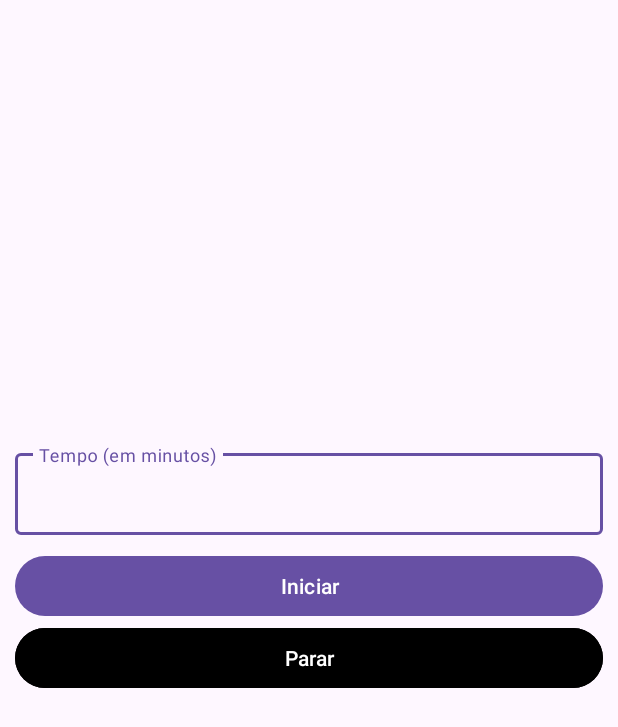
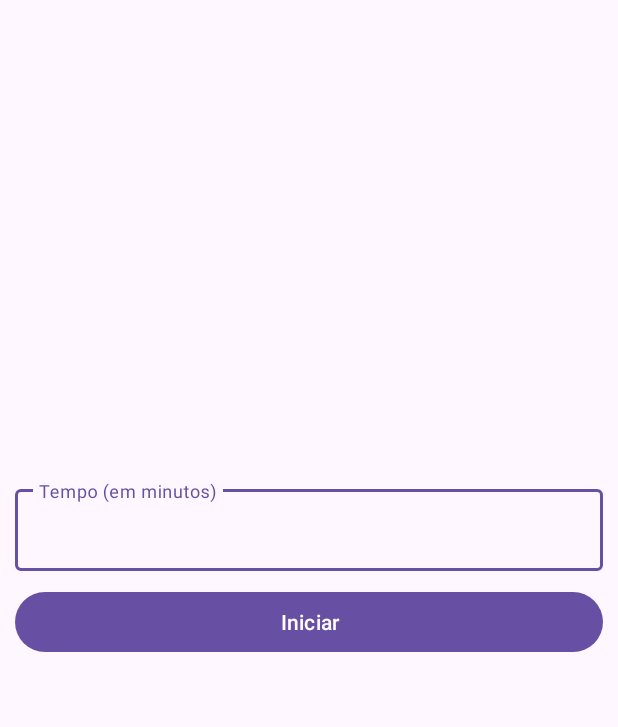
Before and after one commit to brunozupp/TimerKotlin, an Android app: the screen it shows after launch (MainActivity), on a phone screen of 412 x 824 dp. Shown: the top 727 px of the screen. Run offline under Robolectric (Android 15) with nearby library versions, the phone set to English and light mode, and no system bars.

Commit message:
Adicionado lógica aprimorada para: Start, Pause, Redo and Remove

```diff
--- a/app/src/main/java/com/example/timerkotlin/MainActivity.kt
+++ b/app/src/main/java/com/example/timerkotlin/MainActivity.kt
@@ -3,6 +3,7 @@ package com.example.timerkotlin
 import androidx.appcompat.app.AppCompatActivity
 import android.os.Bundle
 import android.os.CountDownTimer
+import android.view.View
 import android.widget.Button
 import android.widget.EditText
 import android.widget.TextView
@@ -12,23 +13,62 @@ class MainActivity : AppCompatActivity() {
 
     private var timer: CountDownTimer? = null
 
+    private lateinit var editText: EditText
+    private lateinit var result: TextView
+    private lateinit var buttonStart: Button
+    private lateinit var buttonStop: Button
+    private lateinit var buttonRedo: Button
+    private lateinit var buttonRemove: Button
+
+    private var milliseconds: Long? = null
+
     override fun onCreate(savedInstanceState: Bundle?) {
         super.onCreate(savedInstanceState)
         setContentView(R.layout.activity_main)
 
-        val editText: EditText = findViewById(R.id.edit_value)
-        val buttonStart: Button = findViewById(R.id.btn_start)
-        val buttonStop: Button = findViewById(R.id.btn_stop)
-        val result: TextView = findViewById(R.id.txt_result)
+        editText = findViewById(R.id.edit_value)
+        result = findViewById(R.id.txt_result)
+        buttonStart = findViewById(R.id.btn_start)
+        buttonStop = findViewById(R.id.btn_stop)
+        buttonRedo = findViewById(R.id.btn_redo)
+        buttonRemove = findViewById(R.id.btn_remove)
 
         buttonStart.setOnClickListener {
+            onTapStart()
+        }
 
+        buttonStop.setOnClickListener {
+            onTapStop()
+        }
+
+        buttonRedo.setOnClickListener {
+            onTapRedo()
+        }
+
+        buttonRemove.setOnClickListener {
+            onTapRemove()
+        }
+    }
+
+    // Hide Start Button
+    // Hide Redo Button
+    // Show Stop Button
+    // Show Remove Button
+    private fun onTapStart() {
         try {
             val number = editText.text.toString().toLong()
 
+            val millisecondsTimer = (if(milliseconds != null) milliseconds else number * 60 * 1000)!!
+
+            if(milliseconds == null) {
+                milliseconds = millisecondsTimer
+            }
+
+            // millisInFuture = o tempo total que vai levar || minutos -> (faz * 60) passa para segundos -> (faz * 1000) passa para milisegundos
+            // countDownInterval = de quanto em quanto vai decrementando
             timer = object : CountDownTimer(
-                    number * 60 * 1000, // o tempo total que vai levar || minutos -> (faz * 60) passa para segundos -> (faz * 1000) passa para milisegundos
-                    1000 // de quanto em quanto vai decrementando
+                millisecondsTimer,
+                1000
             ) {
                 // A cada segundo (no caso o countDownInterval) vai executar essa função. O valor em milesegundos de quanto falta para acabar a contagem
                 override fun onTick(millisUntilFinished: Long) {
@@ -40,23 +80,72 @@ class MainActivity : AppCompatActivity() {
                     seconds = seconds % 60
 
                     result.text = String.format("%02d:%02d", minutes, seconds)
+
+                    milliseconds = millisUntilFinished
                 }
 
                 override fun onFinish() {
                     result.text = "O tempo acabou"
+                    milliseconds = null
+
+                    buttonStart.visibility = View.VISIBLE
+                    buttonRedo.visibility = View.GONE
+                    buttonStop.visibility = View.GONE
+                    buttonRemove.visibility = View.GONE
                 }
 
             }
 
             timer?.start()
 
+            buttonStart.visibility = View.GONE
+            buttonRedo.visibility = View.GONE
+            buttonStop.visibility = View.VISIBLE
+            buttonRemove.visibility = View.VISIBLE
+
         } catch(e: NumberFormatException) {
             Toast.makeText(this, "Digite um número no campo de texto!", Toast.LENGTH_SHORT).show()
         }
+    }
 
-            buttonStop.setOnClickListener {
+    // Hide Start Button
+    // Show Redo Button
+    // Hide Stop Button
+    // Show Remove Button
+    private fun onTapStop() {
         timer?.cancel()
+
+        buttonStart.visibility = View.GONE
+        buttonRedo.visibility = View.VISIBLE
+        buttonStop.visibility = View.GONE
+        buttonRemove.visibility = View.VISIBLE
+    }
+
+    // Hide Start Button
+    // Hide Redo Button
+    // Show Stop Button
+    // Show Remove Button
+    private fun onTapRedo() {
+
+        // It will be the same from Start button
+        onTapStart()
+    }
+
+    // Show Start Button
+    // Hide Redo Button
+    // Hide Stop Button
+    // Hide Remove Button
+    private fun onTapRemove() {
+
+        timer?.cancel()
+
+        milliseconds = null
+
+        result.text = ""
+
+        buttonStart.visibility = View.VISIBLE
+        buttonRedo.visibility = View.GONE
+        buttonStop.visibility = View.GONE
+        buttonRemove.visibility = View.GONE
     }
 }
-    }
-}
--- a/app/src/main/res/layout/activity_main.xml
+++ b/app/src/main/res/layout/activity_main.xml
@@ -30,9 +30,26 @@
         android:layout_height="wrap_content" />
 
     <Button
+        android:id="@+id/btn_redo"
+        android:text="Recomeçar"
+        android:visibility="gone"
+        android:backgroundTint="#118222"
+        android:layout_width="match_parent"
+        android:layout_height="wrap_content" />
+
+    <Button
         android:id="@+id/btn_stop"
-        android:text="Parar"
+        android:text="Pausar"
+        android:visibility="gone"
         android:backgroundTint="#000000"
+        android:layout_width="match_parent"
+        android:layout_height="wrap_content" />
+
+    <Button
+        android:id="@+id/btn_remove"
+        android:text="Excluir"
+        android:visibility="gone"
+        android:backgroundTint="#91132a"
         android:layout_width="match_parent"
         android:layout_height="wrap_content" />
 
```
Lines whose indentation alone changed are shown as unchanged.
